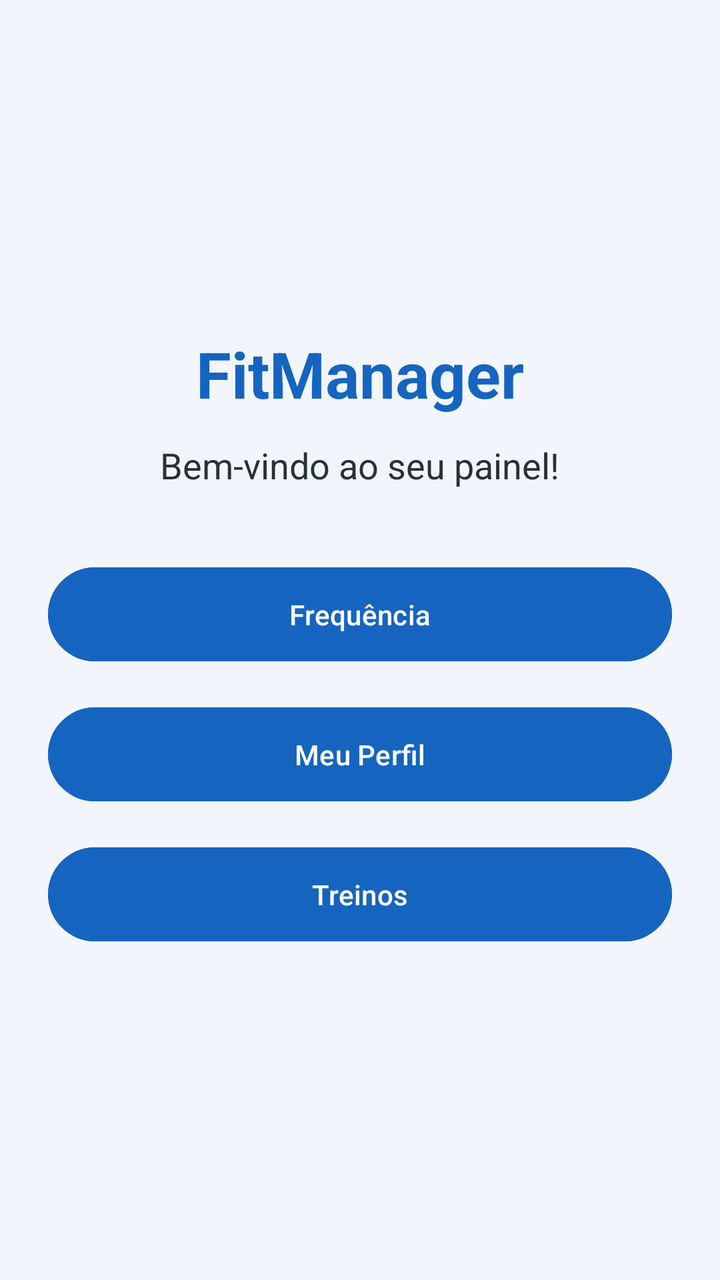
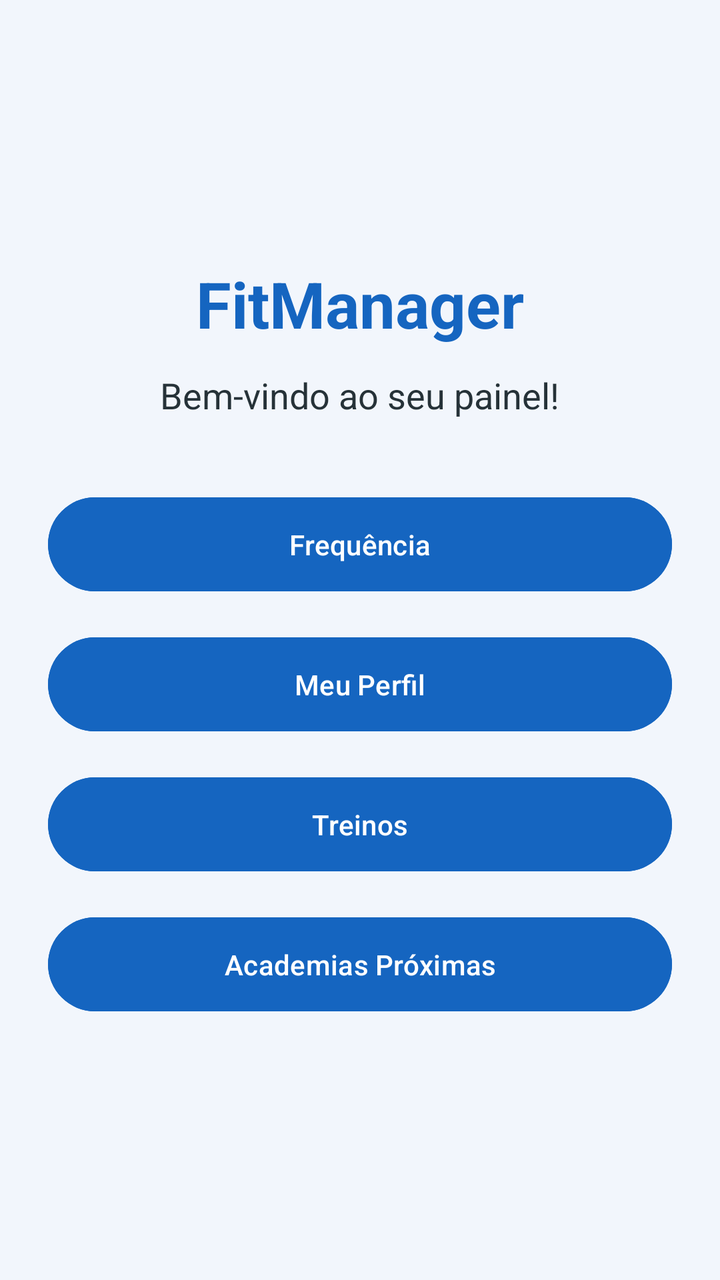

Before-and-after screenshots of an Android layout around one commit, followed by the original layout XML and the change that was made.
<!-- AndroidManifest.xml: application theme Theme.FitManager -->
<!-- res/layout/activity_main.xml -->
<?xml version="1.0" encoding="utf-8"?>
<LinearLayout xmlns:android="http://schemas.android.com/apk/res/android"
    android:layout_width="match_parent"
    android:layout_height="match_parent"
    android:orientation="vertical"
    android:gravity="center"
    android:padding="24dp"
    android:background="#F2F6FC">

    <TextView
        android:layout_width="wrap_content"
        android:layout_height="wrap_content"
        android:text="FitManager"
        android:textSize="32sp"
        android:textStyle="bold"
        android:textColor="#1565C0"
        android:layout_marginBottom="12dp"/>

    <TextView
        android:layout_width="wrap_content"
        android:layout_height="wrap_content"
        android:text="Bem-vindo ao seu painel!"
        android:textSize="18sp"
        android:textColor="#263238"
        android:layout_marginBottom="35dp"/>

    <Button
        android:id="@+id/btnFrequencia"
        android:layout_width="match_parent"
        android:layout_height="55dp"
        android:text="Frequência"
        android:backgroundTint="#1565C0"/>

    <Button
        android:id="@+id/btnPerfil"
        android:layout_width="match_parent"
        android:layout_height="55dp"
        android:text="Meu Perfil"
        android:backgroundTint="#1565C0"
        android:layout_marginTop="15dp"/>

    <Button
        android:id="@+id/btnTreino"
        android:layout_width="match_parent"
        android:layout_height="55dp"
        android:text="Treinos"
        android:backgroundTint="#1565C0"
        android:layout_marginTop="15dp"/>

</LinearLayout>
<!-- resources referenced by this layout -->
<resources>
  <style name="Theme.FitManager" parent="Base.Theme.FitManager" />
  <style name="Base.Theme.FitManager" parent="Theme.Material3.DayNight.NoActionBar">
          
          
      </style>
</resources>

<!-- the commit's change to res/layout/activity_main.xml (unified diff, before → after) -->
@@ -1,50 +1,57 @@
-<?xml version="1.0" encoding="utf-8"?>
 <LinearLayout xmlns:android="http://schemas.android.com/apk/res/android"
-    android:layout_width="match_parent"
-    android:layout_height="match_parent"
-    android:orientation="vertical"
-    android:gravity="center"
-    android:padding="24dp"
-    android:background="#F2F6FC">
+        android:layout_width="match_parent"
+        android:layout_height="match_parent"
+        android:orientation="vertical"
+        android:gravity="center"
+        android:padding="24dp"
+        android:background="#F2F6FC">
 
     <TextView
-        android:layout_width="wrap_content"
-        android:layout_height="wrap_content"
-        android:text="FitManager"
-        android:textSize="32sp"
-        android:textStyle="bold"
-        android:textColor="#1565C0"
-        android:layout_marginBottom="12dp"/>
+            android:layout_width="wrap_content"
+            android:layout_height="wrap_content"
+            android:text="FitManager"
+            android:textSize="32sp"
+            android:textStyle="bold"
+            android:textColor="#1565C0"
+            android:layout_marginBottom="12dp"/>
 
     <TextView
-        android:layout_width="wrap_content"
-        android:layout_height="wrap_content"
-        android:text="Bem-vindo ao seu painel!"
-        android:textSize="18sp"
-        android:textColor="#263238"
-        android:layout_marginBottom="35dp"/>
+            android:layout_width="wrap_content"
+            android:layout_height="wrap_content"
+            android:text="Bem-vindo ao seu painel!"
+            android:textSize="18sp"
+            android:textColor="#263238"
+            android:layout_marginBottom="35dp"/>
 
     <Button
-        android:id="@+id/btnFrequencia"
-        android:layout_width="match_parent"
-        android:layout_height="55dp"
-        android:text="Frequência"
-        android:backgroundTint="#1565C0"/>
+            android:id="@+id/btnFrequencia"
+            android:layout_width="match_parent"
+            android:layout_height="55dp"
+            android:text="Frequência"
+            android:backgroundTint="#1565C0"/>
 
     <Button
-        android:id="@+id/btnPerfil"
-        android:layout_width="match_parent"
-        android:layout_height="55dp"
-        android:text="Meu Perfil"
-        android:backgroundTint="#1565C0"
-        android:layout_marginTop="15dp"/>
+            android:id="@+id/btnPerfil"
+            android:layout_width="match_parent"
+            android:layout_height="55dp"
+            android:text="Meu Perfil"
+            android:backgroundTint="#1565C0"
+            android:layout_marginTop="15dp"/>
 
     <Button
-        android:id="@+id/btnTreino"
-        android:layout_width="match_parent"
-        android:layout_height="55dp"
-        android:text="Treinos"
-        android:backgroundTint="#1565C0"
-        android:layout_marginTop="15dp"/>
+            android:id="@+id/btnTreino"
+            android:layout_width="match_parent"
+            android:layout_height="55dp"
+            android:text="Treinos"
+            android:backgroundTint="#1565C0"
+            android:layout_marginTop="15dp"/>
+
+    <Button
+            android:id="@+id/btnMapa"
+            android:layout_width="match_parent"
+            android:layout_height="55dp"
+            android:text="Academias Próximas"
+            android:backgroundTint="#1565C0"
+            android:layout_marginTop="15dp"/>
 
 </LinearLayout>
